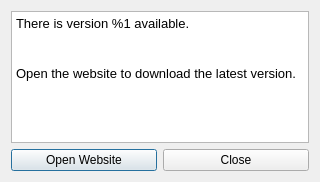
routerkeygen/routerkeygenPC, file src/forms/UpdateDialog.ui: the form before one commit.
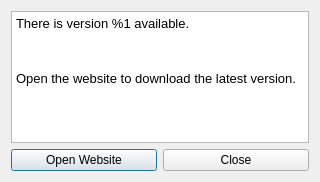
The form after the commit.

Diff of the .ui file:
```diff
--- a/src/forms/UpdateDialog.ui
+++ b/src/forms/UpdateDialog.ui
@@ -22,7 +22,7 @@
         <string>&lt;!DOCTYPE HTML PUBLIC &quot;-//W3C//DTD HTML 4.0//EN&quot; &quot;http://www.w3.org/TR/REC-html40/strict.dtd&quot;&gt;
 &lt;html&gt;&lt;head&gt;&lt;meta name=&quot;qrichtext&quot; content=&quot;1&quot; /&gt;&lt;style type=&quot;text/css&quot;&gt;
 p, li { white-space: pre-wrap; }
-&lt;/style&gt;&lt;/head&gt;&lt;body style=&quot; font-family:'Ubuntu'; font-size:11pt; font-weight:400; font-style:normal;&quot;&gt;
+&lt;/style&gt;&lt;/head&gt;&lt;body style=&quot; font-family:'.Helvetica Neue DeskInterface'; font-size:13pt; font-weight:400; font-style:normal;&quot;&gt;
 &lt;p style=&quot; margin-top:0px; margin-bottom:0px; margin-left:0px; margin-right:0px; -qt-block-indent:0; text-indent:0px;&quot;&gt;&lt;span style=&quot; font-family:'Sans'; font-size:10pt;&quot;&gt;There is version %1 available.&lt;/span&gt;&lt;/p&gt;
 &lt;p style=&quot; margin-top:0px; margin-bottom:0px; margin-left:0px; margin-right:0px; -qt-block-indent:0; text-indent:0px;&quot;&gt;&lt;span style=&quot; font-family:'Sans'; font-size:10pt;&quot;&gt;&lt;br /&gt;&lt;/span&gt;&lt;/p&gt;
 &lt;p style=&quot; margin-top:0px; margin-bottom:0px; margin-left:0px; margin-right:0px; -qt-block-indent:0; text-indent:0px;&quot;&gt;&lt;span style=&quot; font-family:'Sans'; font-size:10pt;&quot;&gt;Open the website to download the latest version.&lt;/span&gt;&lt;/p&gt;&lt;/body&gt;&lt;/html&gt;</string>
```
Left out of the diff: 22 changed lines with no effect on the pictures.
